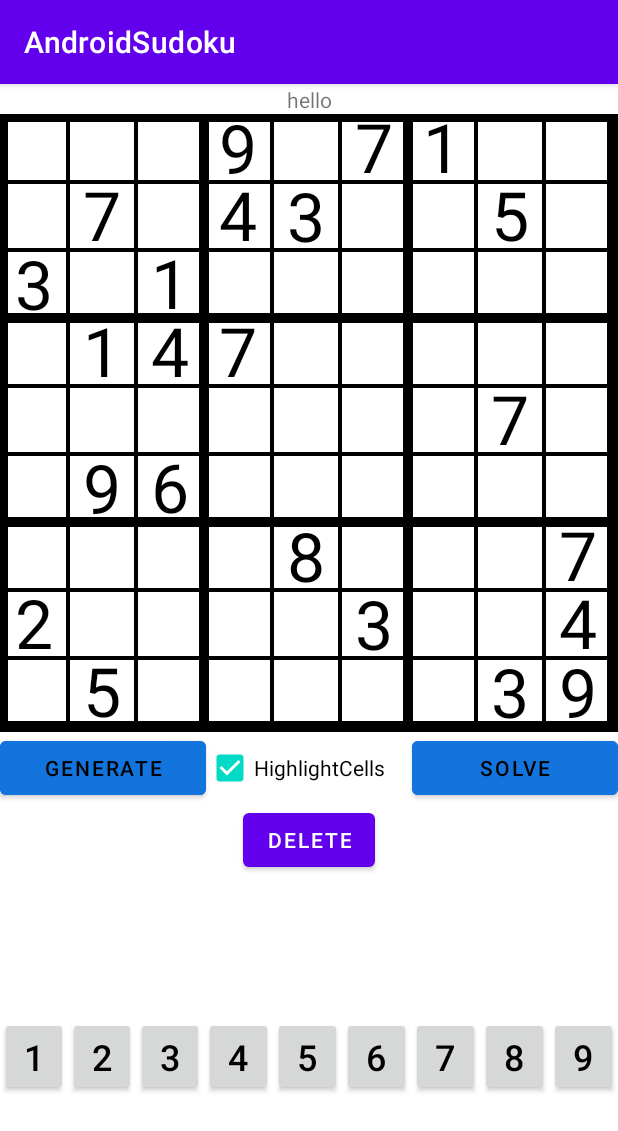
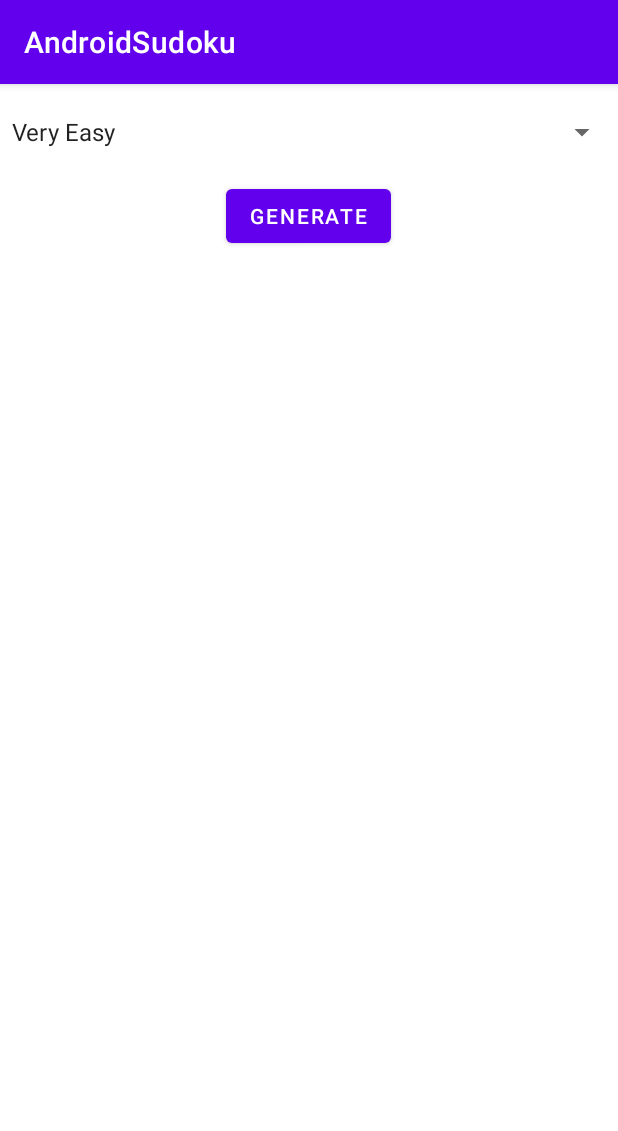
Before and after one commit to TylerHsia/AndroidSudoku, an Android app: the screen it shows after launch (MainActivity before the commit, ViewGenerate after it), after a tap on "GENERATE", on a phone screen of 412 x 824 dp. Shown: the top 1131 px of the screen. Run offline under Robolectric (Android 15) with nearby library versions, the phone set to English and light mode, and no system bars.

Commit message:
added generate activity and forResultCapability

```diff
--- a/app/src/main/AndroidManifest.xml
+++ b/app/src/main/AndroidManifest.xml
@@ -9,6 +9,7 @@
         android:roundIcon="@mipmap/ic_launcher_round"
         android:supportsRtl="true"
         android:theme="@style/Theme.AndroidSudoku">
+        <activity android:name=".ViewGenerate"></activity>
         <activity android:name=".MainActivity">
             <intent-filter>
                 <action android:name="android.intent.action.MAIN" />
--- a/app/src/main/java/android/bignerdranch/androidsudoku/MainActivity.java
+++ b/app/src/main/java/android/bignerdranch/androidsudoku/MainActivity.java
@@ -2,11 +2,15 @@ package android.bignerdranch.androidsudoku;
 
 import androidx.appcompat.app.AppCompatActivity;
 
+import android.app.Activity;
+import android.content.Context;
+import android.content.Intent;
 import android.os.Bundle;
 import android.view.View;
 import android.widget.Button;
 import android.widget.CheckBox;
 import android.widget.CompoundButton;
+import android.widget.Toast;
 
 public class MainActivity extends AppCompatActivity {
     private SudokuBoard sudokuBoard;
@@ -14,36 +18,57 @@ public class MainActivity extends AppCompatActivity {
     private Button solveButton;
     private Button deleteButton;
     private CheckBox checkBoxHighlightCells;
+    private static final int REQUEST_CODE_GENERATE = 0;
+    private static final String difficultyExtra = "Difficulty";
+
     //Long term by senior project
     //Todo: All UI capability
-    //Todo: hinting
     //Todo: generation
     //Todo: rotation and mirroring
     //Todo: note capability
-    //Todo: turn off cell highlighting option
     //Todo: options menu
     //Todo: store sudokus in file, read from file
-    //Todo: make impossible to delete givens
     //Todo: onsolved, make happy display dances
     //Todo: capability to undo solved
+    //Todo: solve cell
 
     //Short term
     //Todo: lowercase method names
     //Todo: change all sudoku.getSudokuGrid[row][column] to getsudokucell(row, column)
     //Todo: sound effects
     //Todo: reason for why a sudoku is invalid (no solutions, multiples solutions)
+    //Todo: activity for generation - include option for blank generation
+    //Todo: activity for settings
 
     //After senior project
-    //Todo: undo and redo
-
+    //undo and redo
+    //hinting
+    //improve and comment all old C# code
+    //store data on app close
 
 
     @Override
+    public void onResume(){
+        super.onResume();
+
+    }
+
+    @Override
     protected void onCreate(Bundle savedInstanceState) {
-
-
         super.onCreate(savedInstanceState);
         setContentView(R.layout.activity_main);
+
+        if(savedInstanceState != null){
+            try{
+                int difficulty = savedInstanceState.getInt(difficultyExtra);
+                sudokuBoard.getInput((int) (Math.random() * 24) + 1);
+
+            }
+            catch(Exception e){
+
+            }
+        }
+
         sudokuBoard = findViewById(R.id.SudokuBoard);
 
 
@@ -51,9 +76,14 @@ public class MainActivity extends AppCompatActivity {
         generateButton.setOnClickListener(new View.OnClickListener(){
             @Override
             public void onClick(View v){
-                sudokuBoard.getInput((int) (Math.random() * 24));
+                Intent intent = ViewGenerate.newIntent(getApplicationContext());
+                startActivityForResult(intent, REQUEST_CODE_GENERATE);
+
+                //sudokuBoard.getInput((int) (Math.random() * 24) + 1);
             }
         });
+
+
 
         solveButton = (Button) findViewById(R.id.solvebutton);
         solveButton.setOnClickListener(new View.OnClickListener(){
@@ -84,6 +114,29 @@ public class MainActivity extends AppCompatActivity {
         });
     }
 
+    public static Intent newIntent(Context packageContext, int difficulty){
+        Intent intent = new Intent(packageContext, MainActivity.class);
+        intent.putExtra(difficultyExtra, difficulty);
+        return intent;
+    }
 
-    //Todo: button press capability
+
+    @Override
+    protected void onActivityResult(int requestCode, int resultCode, Intent data) {
+        super.onActivityResult(requestCode, resultCode, data);
+        if (resultCode != Activity.RESULT_OK) {
+            return;
+        }
+
+        if (requestCode == REQUEST_CODE_GENERATE) {
+            if (data == null) {
+                return;
+            }
+            int difficulty = data.getIntExtra(difficultyExtra, 0);
+            Toast.makeText(getApplicationContext(), "" + difficulty, Toast.LENGTH_SHORT).show();
+            sudokuBoard.getInput((int) (Math.random() * 24) + 1);
+
+        }
+    }
+
 }
--- a/app/src/main/java/android/bignerdranch/androidsudoku/SudokCell.java
+++ b/app/src/main/java/android/bignerdranch/androidsudoku/SudokCell.java
@@ -196,10 +196,8 @@ public class SudokCell {
         return possibles.size();
     }
 
-    //Todo: make sure this method is being called, not generic equals
     public boolean equals(SudokCell obj)
     {
-        //Todo: this line might cause error if equals doesn't compares references
         if (!this.getPossibles().equals(obj.getPossibles()) || this.isSolved() != obj.isSolved())
         {
             return false;
--- a/app/src/main/java/android/bignerdranch/androidsudoku/SudokuBoard.java
+++ b/app/src/main/java/android/bignerdranch/androidsudoku/SudokuBoard.java
@@ -181,7 +181,6 @@ public class SudokuBoard extends View {
                     letterPaint.getTextBounds(text, 0, text.length(), letterPaintBounds);
                     width = letterPaint.measureText(text);
                     height = letterPaintBounds.height();
-                    //Todo: get paint vals from xml
                     letterPaint.setColor(numberColorInputted);
 
                     if(isGiven[row][column]){
@@ -284,6 +283,9 @@ public class SudokuBoard extends View {
             if(sudokuSolver.InvalidMove(mySudoku, selected_row, selected_column)){
                 invalidUserMove[selected_row][selected_column] = true;
             }
+            else {
+                invalidUserMove[selected_row][selected_column] = false;
+            }
             drawNumbers();
         }
     }
@@ -343,7 +345,7 @@ public class SudokuBoard extends View {
     public void removeCell() {
         if(selected_column != -1 && selected_row != -1){
             if(!isGiven[selected_row][selected_column]) {
-                invalidUserMove[selected_column][selected_column] = false;
+                invalidUserMove[selected_row][selected_column] = false;
                 mySudoku.deleteCell(selected_row, selected_column);
             }
         }
--- /dev/null
+++ b/app/src/main/java/android/bignerdranch/androidsudoku/ViewGenerate.java
@@ -0,0 +1,109 @@
+package android.bignerdranch.androidsudoku;
+
+import android.content.Context;
+import android.content.Intent;
+import android.os.Bundle;
+import android.util.Log;
+import android.view.View;
+import android.widget.AdapterView;
+import android.widget.ArrayAdapter;
+import android.widget.Button;
+import android.widget.Spinner;
+import android.widget.Toast;
+
+import androidx.appcompat.app.AppCompatActivity;
+
+import java.util.UUID;
+
+public class ViewGenerate extends AppCompatActivity {
+
+    private int selectedDifficulty = 1;
+    private Button generateButton;
+
+
+    protected void onCreate(Bundle savedInstanceState) {
+        super.onCreate(savedInstanceState);
+        setContentView(R.layout.generate_view);
+
+        Spinner staticSpinner = (Spinner) findViewById(R.id.static_spinner);
+
+        /*
+        // Create an ArrayAdapter using the string array and a default spinner
+        ArrayAdapter<CharSequence> staticAdapter = ArrayAdapter
+                .createFromResource(this, R.array.brew_array,
+                        android.R.layout.simple_spinner_item);
+
+        // Specify the layout to use when the list of choices appears
+        staticAdapter
+                .setDropDownViewResource(android.R.layout.simple_spinner_dropdown_item);
+
+         */
+
+        String[] items = new String[] { "Very Easy", "Easy", "Normal", "Hard", "Impossible", "Custom", "Blank" };
+
+        ArrayAdapter<String> adapter = new ArrayAdapter<String>(this,
+                android.R.layout.simple_spinner_item, items);
+
+        adapter
+                .setDropDownViewResource(android.R.layout.simple_spinner_dropdown_item);
+
+        // Apply the adapter to the spinner
+        staticSpinner.setAdapter(adapter);
+
+
+
+
+
+        staticSpinner.setOnItemSelectedListener(new AdapterView.OnItemSelectedListener() {
+            @Override
+            public void onItemSelected(AdapterView<?> parent, View view,
+                                       int position, long id) {
+                Log.v("item", (String) parent.getItemAtPosition(position));
+
+                //index 1
+                position++;
+                if(position <= 5){
+                    selectedDifficulty = position;
+                }
+                //Custom
+                if(position == 6){
+                    //Todo: implement
+                    Toast.makeText(getApplicationContext(), "not implemented", Toast.LENGTH_SHORT).show();
+                    selectedDifficulty = position;
+                }
+                //blank
+                if(position == 7){
+                    selectedDifficulty = position;
+                }
+            }
+
+            @Override
+            public void onNothingSelected(AdapterView<?> parent) {
+                // TODO Auto-generated method stub
+            }
+        });
+
+
+
+        generateButton = (Button) findViewById(R.id.generate);
+        generateButton.setOnClickListener(new View.OnClickListener(){
+            @Override
+            public void onClick(View v){
+                Intent intent = MainActivity.newIntent(getApplicationContext(), selectedDifficulty);
+                Intent data = new Intent();
+                data.putExtra("Difficulty", selectedDifficulty);
+                setResult(RESULT_OK, data);
+                finish();
+                //startActivity(intent);
+
+                //sudokuBoard.getInput((int) (Math.random() * 24) + 1);
+            }
+        });
+    }
+
+    public static Intent newIntent(Context packageContext){
+        Intent intent = new Intent(packageContext, ViewGenerate.class);
+        //intent.putExtra(, questionID);
+        return intent;
+    }
+}
--- /dev/null
+++ b/app/src/main/res/layout/generate_view.xml
@@ -0,0 +1,22 @@
+<?xml version="1.0" encoding="utf-8"?>
+<LinearLayout xmlns:android="http://schemas.android.com/apk/res/android"
+    android:layout_width="match_parent"
+    android:layout_height="match_parent"
+    android:orientation="vertical">
+
+    <Spinner
+        android:id="@+id/static_spinner"
+        android:layout_width="fill_parent"
+        android:layout_height="wrap_content"
+        android:layout_marginTop="20dp"
+        android:layout_marginBottom="20dp" />
+
+    <Button
+        android:layout_width="wrap_content"
+        android:layout_height="wrap_content"
+        android:id="@+id/generate"
+        android:text="Generate"
+        android:layout_gravity="center"
+        />
+
+</LinearLayout>
```
Also changed, not shown: app/src/main/java/android/bignerdranch/androidsudoku/SudokuGenerator.java (added, +23 -0 lines), 1 other file.
